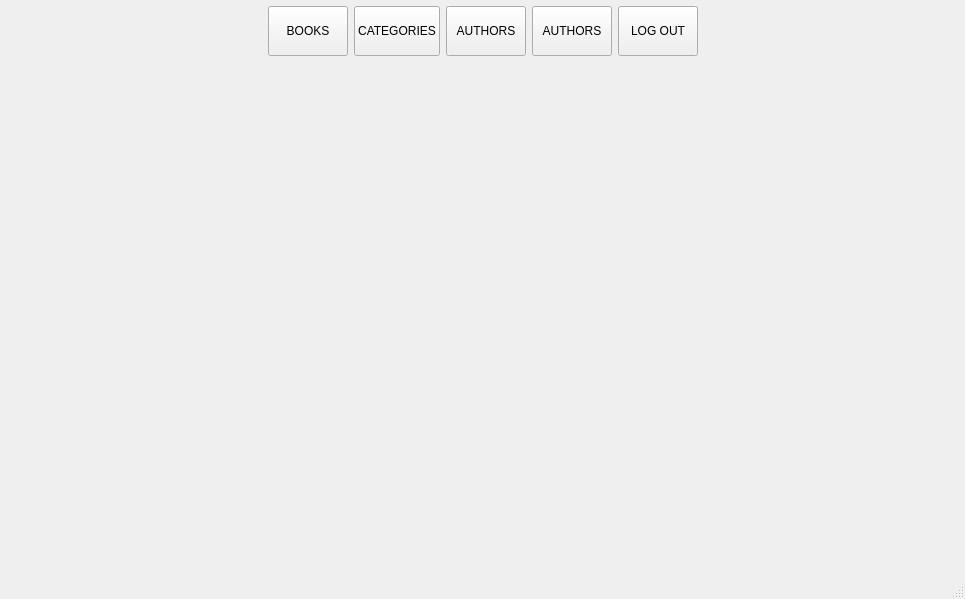
Old version of the form src/forms/librarymainwindow.ui in the repository yunag/QLibraryManagementSystem.
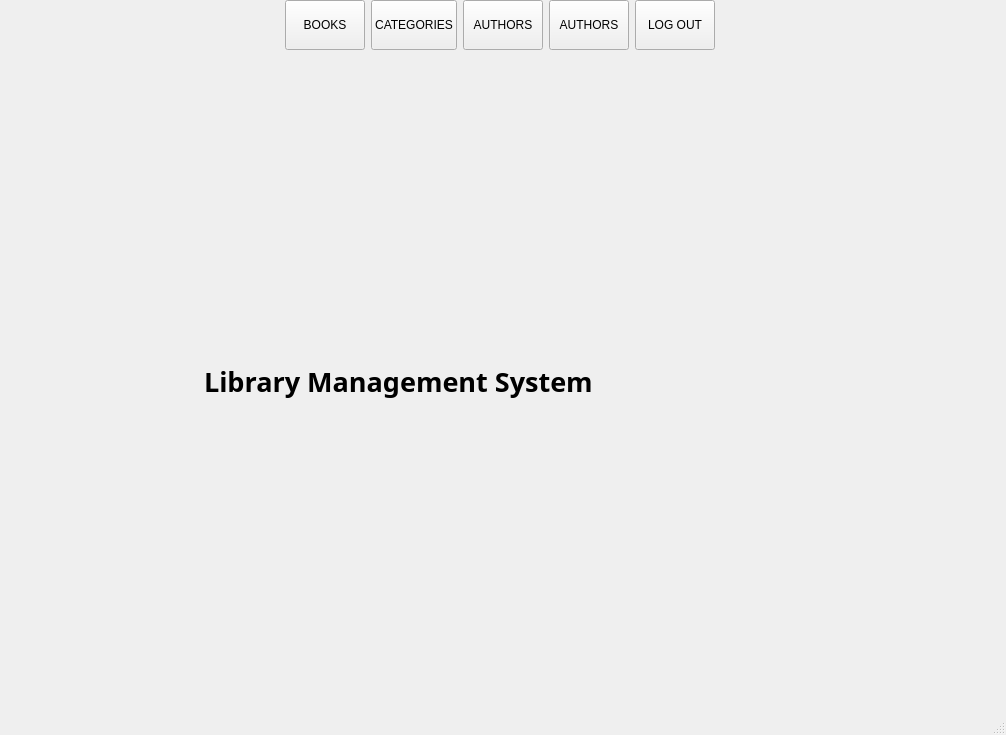
New version of the form. Icons and pictures are not drawn. Custom widgets are drawn as their Qt base class.

```diff
--- a/src/forms/librarymainwindow.ui
+++ b/src/forms/librarymainwindow.ui
@@ -6,8 +6,8 @@
    <rect>
     <x>0</x>
     <y>0</y>
-    <width>965</width>
-    <height>599</height>
+    <width>1006</width>
+    <height>735</height>
    </rect>
   </property>
   <property name="windowTitle">
@@ -17,22 +17,25 @@
    <iconset resource="resource.qrc">
     <normaloff>:/resources/images/LibraryLogo.png</normaloff>:/resources/images/LibraryLogo.png</iconset>
   </property>
+  <property name="tabShape">
+   <enum>QTabWidget::Rounded</enum>
+  </property>
   <widget class="QWidget" name="centralwidget">
    <layout class="QHBoxLayout" name="horizontalLayout_2">
     <property name="spacing">
      <number>0</number>
     </property>
     <property name="leftMargin">
-     <number>6</number>
+     <number>0</number>
     </property>
     <property name="topMargin">
-     <number>6</number>
+     <number>0</number>
     </property>
     <property name="rightMargin">
      <number>6</number>
     </property>
     <property name="bottomMargin">
-     <number>6</number>
+     <number>0</number>
     </property>
     <item>
      <widget class="LibrarySideMenu" name="sideMenu" native="true">
@@ -186,19 +189,67 @@
        </widget>
       </item>
       <item>
-       <widget class="QWidget" name="displayWidget" native="true">
-        <property name="sizePolicy">
-         <sizepolicy hsizetype="Expanding" vsizetype="Expanding">
-          <horstretch>0</horstretch>
-          <verstretch>0</verstretch>
-         </sizepolicy>
-        </property>
-        <property name="minimumSize">
-         <size>
-          <width>100</width>
-          <height>100</height>
-         </size>
-        </property>
+       <widget class="QStackedWidget" name="display">
+        <widget class="QWidget" name="startPage">
+         <layout class="QHBoxLayout" name="horizontalLayout_3" stretch="0,1,5,0">
+          <item>
+           <spacer name="horizontalSpacer_3">
+            <property name="orientation">
+             <enum>Qt::Horizontal</enum>
+            </property>
+            <property name="sizeHint" stdset="0">
+             <size>
+              <width>40</width>
+              <height>20</height>
+             </size>
+            </property>
+           </spacer>
+          </item>
+          <item>
+           <widget class="QLabel" name="label_2">
+            <property name="minimumSize">
+             <size>
+              <width>100</width>
+              <height>100</height>
+             </size>
+            </property>
+            <property name="styleSheet">
+             <string notr="true">image: url(:/resources/images/LibraryLogo.png);</string>
+            </property>
+            <property name="text">
+             <string/>
+            </property>
+           </widget>
+          </item>
+          <item>
+           <widget class="QLabel" name="label">
+            <property name="font">
+             <font>
+              <family>Montserrat</family>
+              <pointsize>20</pointsize>
+              <bold>true</bold>
+             </font>
+            </property>
+            <property name="text">
+             <string>Library Management System</string>
+            </property>
+           </widget>
+          </item>
+          <item>
+           <spacer name="horizontalSpacer_4">
+            <property name="orientation">
+             <enum>Qt::Horizontal</enum>
+            </property>
+            <property name="sizeHint" stdset="0">
+             <size>
+              <width>40</width>
+              <height>20</height>
+             </size>
+            </property>
+           </spacer>
+          </item>
+         </layout>
+        </widget>
        </widget>
       </item>
      </layout>
@@ -215,7 +266,11 @@
     </rect>
    </property>
   </widget>
-  <widget class="QStatusBar" name="statusbar"/>
+  <widget class="QStatusBar" name="statusbar">
+   <property name="autoFillBackground">
+    <bool>false</bool>
+   </property>
+  </widget>
  </widget>
  <customwidgets>
   <customwidget>
```
Left out of the diff: 12 changed lines with no effect on the pictures.
